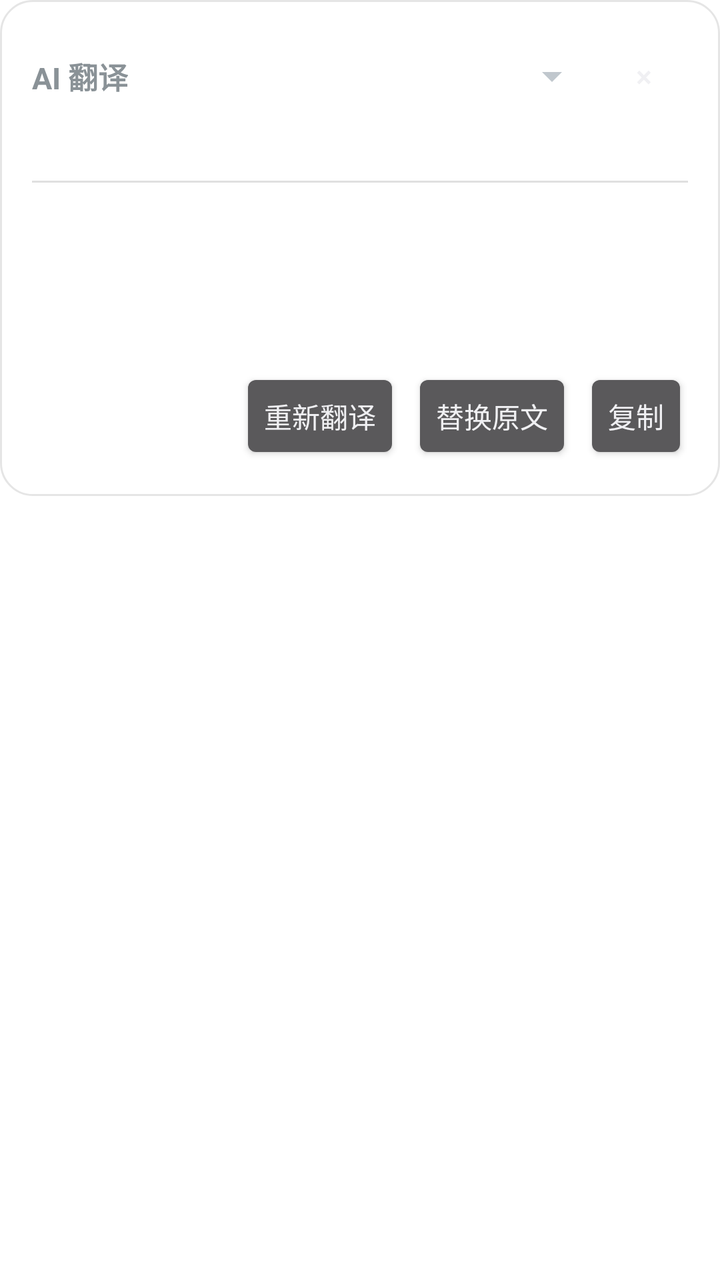
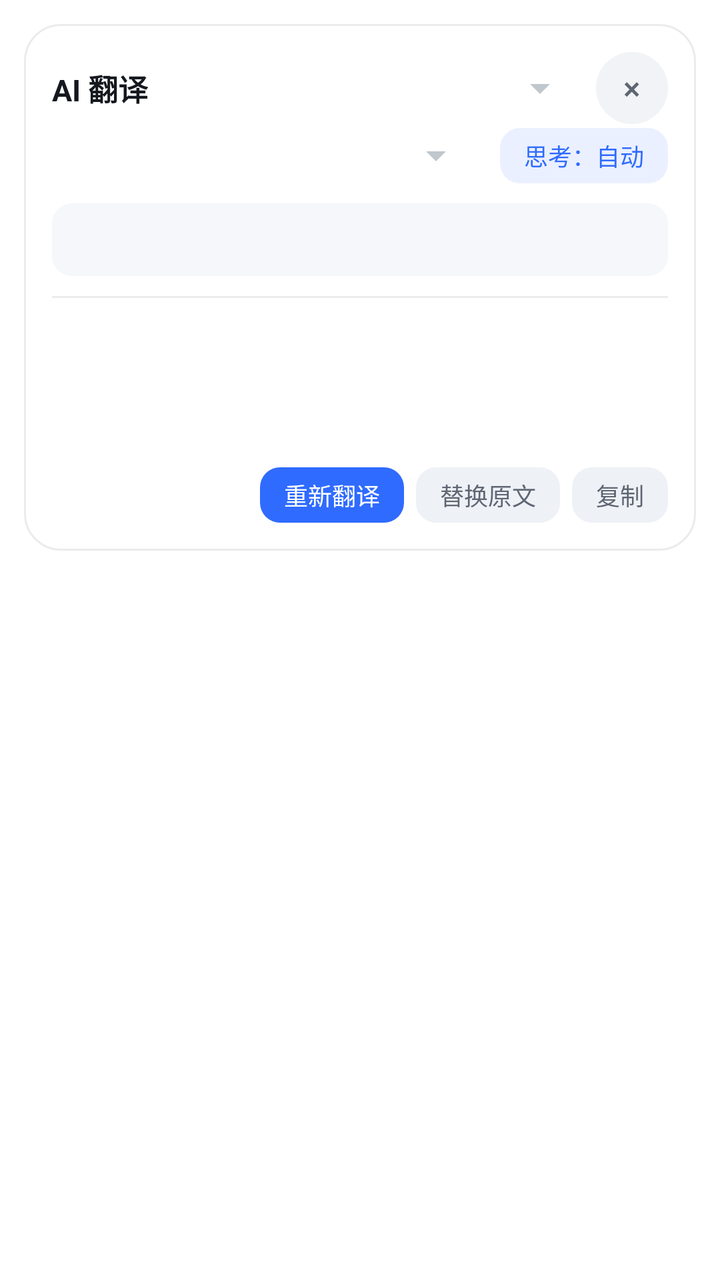

Two renders of the same Android screen: before a commit and after it. Below are the layout's source before the change and the commit's diff.
<!-- AndroidManifest.xml: activity theme Theme.LightTrans.Float -->
<!-- res/layout/activity_process_text.xml -->
<?xml version="1.0" encoding="utf-8"?>
<ScrollView xmlns:android="http://schemas.android.com/apk/res/android"
    android:layout_width="match_parent"
    android:layout_height="wrap_content"
    android:scrollbars="vertical">

    <LinearLayout
        android:layout_width="match_parent"
        android:layout_height="wrap_content"
        android:background="@drawable/bg_card"
        android:orientation="vertical"
        android:padding="16dp">

        <LinearLayout
            android:layout_width="match_parent"
            android:layout_height="wrap_content"
            android:gravity="center_vertical"
            android:orientation="horizontal">

            <TextView
                android:layout_width="wrap_content"
                android:layout_height="wrap_content"
                android:text="AI 翻译"
                android:textSize="15sp"
                android:textStyle="bold" />

            <Spinner
                android:id="@+id/spEngine"
                android:layout_width="0dp"
                android:layout_height="wrap_content"
                android:layout_weight="1"
                android:layout_marginStart="8dp" />

            <Button
                android:id="@+id/btnClose"
                android:layout_width="44dp"
                android:layout_height="44dp"
                android:background="?android:attr/selectableItemBackground"
                android:minWidth="0dp"
                android:text="×"
                android:textSize="15sp" />
        </LinearLayout>

        <TextView
            android:id="@+id/tvSrc"
            android:layout_width="match_parent"
            android:layout_height="wrap_content"
            android:layout_marginTop="4dp"
            android:ellipsize="end"
            android:maxLines="3"
            android:textColor="#8A8A8A"
            android:textSize="12sp" />

        <View
            android:layout_width="match_parent"
            android:layout_height="1dp"
            android:layout_marginTop="10dp"
            android:layout_marginBottom="10dp"
            android:background="#1F000000" />

        <TextView
            android:id="@+id/tvDst"
            android:layout_width="match_parent"
            android:layout_height="wrap_content"
            android:lineSpacingExtra="3dp"
            android:minHeight="48dp"
            android:textColor="#111111"
            android:textIsSelectable="true"
            android:textSize="17sp" />

        <TextView
            android:id="@+id/tvStatus"
            android:layout_width="match_parent"
            android:layout_height="wrap_content"
            android:layout_marginTop="10dp"
            android:textColor="#9A9A9A"
            android:textSize="11sp" />

        <LinearLayout
            android:id="@+id/boxResults"
            android:layout_width="match_parent"
            android:layout_height="wrap_content"
            android:orientation="vertical"
            android:visibility="gone" />

        <LinearLayout
            android:layout_width="match_parent"
            android:layout_height="wrap_content"
            android:layout_marginTop="10dp"
            android:gravity="end"
            android:orientation="horizontal">

            <Button
                android:id="@+id/btnRetry"
                style="?android:attr/buttonStyleSmall"
                android:layout_width="wrap_content"
                android:layout_height="wrap_content"
                android:text="重新翻译" />

            <Button
                android:id="@+id/btnReplace"
                style="?android:attr/buttonStyleSmall"
                android:layout_width="wrap_content"
                android:layout_height="wrap_content"
                android:layout_marginStart="6dp"
                android:text="替换原文" />

            <Button
                android:id="@+id/btnCopy"
                style="?android:attr/buttonStyleSmall"
                android:layout_width="wrap_content"
                android:layout_height="wrap_content"
                android:layout_marginStart="6dp"
                android:text="复制" />
        </LinearLayout>
    </LinearLayout>
</ScrollView>
<!-- resources referenced by this layout -->
<resources>
  <!-- drawable bg_card (drawable) -->
  <?xml version="1.0" encoding="utf-8"?>
  <shape xmlns:android="http://schemas.android.com/apk/res/android" android:shape="rectangle">
      <solid android:color="@android:color/white" />
      <corners android:radius="16dp" />
      <stroke android:width="1dp" android:color="#1A000000" />
  </shape>
  <style name="Theme.LightTrans.Float" parent="@android:style/Theme.DeviceDefault.Dialog">
          <item name="android:windowIsFloating">true</item>
          <item name="android:windowBackground">@android:color/transparent</item>
          <item name="android:windowNoTitle">true</item>
          <item name="android:backgroundDimEnabled">false</item>
          <item name="android:windowCloseOnTouchOutside">true</item>
          <item name="android:windowAnimationStyle">@android:style/Animation.Dialog</item>
          <item name="android:windowMinWidthMajor">92%</item>
          <item name="android:windowMinWidthMinor">92%</item>
      </style>
</resources>

<!-- the commit's change to res/layout/activity_process_text.xml (unified diff, before → after) -->
@@ -4,114 +4,164 @@
     android:layout_height="wrap_content"
     android:scrollbars="vertical">
 
-    <LinearLayout
+    <FrameLayout
         android:layout_width="match_parent"
         android:layout_height="wrap_content"
-        android:background="@drawable/bg_card"
-        android:orientation="vertical"
-        android:padding="16dp">
+        android:padding="12dp">
 
         <LinearLayout
             android:layout_width="match_parent"
             android:layout_height="wrap_content"
-            android:gravity="center_vertical"
-            android:orientation="horizontal">
+            android:background="@drawable/bg_card"
+            android:elevation="10dp"
+            android:orientation="vertical"
+            android:padding="14dp">
+
+            
+            <LinearLayout
+                android:layout_width="match_parent"
+                android:layout_height="wrap_content"
+                android:gravity="center_vertical"
+                android:orientation="horizontal">
+
+                <TextView
+                    android:layout_width="wrap_content"
+                    android:layout_height="wrap_content"
+                    android:text="AI 翻译"
+                    android:textColor="@color/text_main"
+                    android:textSize="15sp"
+                    android:textStyle="bold" />
+
+                <Spinner
+                    android:id="@+id/spEngine"
+                    android:layout_width="0dp"
+                    android:layout_height="wrap_content"
+                    android:layout_marginStart="10dp"
+                    android:layout_weight="1" />
+
+                <Button
+                    android:id="@+id/btnClose"
+                    android:layout_width="36dp"
+                    android:layout_height="36dp"
+                    android:layout_marginStart="4dp"
+                    android:background="@drawable/bg_circle"
+                    android:minWidth="0dp"
+                    android:minHeight="0dp"
+                    android:padding="0dp"
+                    android:stateListAnimator="@null"
+                    android:text="×"
+                    android:textColor="@color/text_sub"
+                    android:textSize="16sp" />
+            </LinearLayout>
+
+            
+            <LinearLayout
+                android:layout_width="match_parent"
+                android:layout_height="wrap_content"
+                android:layout_marginTop="2dp"
+                android:gravity="center_vertical"
+                android:orientation="horizontal">
+
+                <Spinner
+                    android:id="@+id/spStyle"
+                    android:layout_width="0dp"
+                    android:layout_height="wrap_content"
+                    android:layout_weight="1" />
+
+                <Button
+                    android:id="@+id/btnThink"
+                    style="@style/Btn.Small"
+                    android:layout_marginStart="8dp"
+                    android:text="思考：自动" />
+            </LinearLayout>
 
             <TextView
-                android:layout_width="wrap_content"
+                android:id="@+id/tvSrc"
+                android:layout_width="match_parent"
                 android:layout_height="wrap_content"
-                android:text="AI 翻译"
-                android:textSize="15sp"
-                android:textStyle="bold" />
+                android:layout_marginTop="10dp"
+                android:background="@drawable/bg_soft"
+                android:ellipsize="end"
+                android:maxLines="3"
+                android:padding="10dp"
+                android:textColor="@color/text_sub"
+                android:textSize="12sp" />
 
-            <Spinner
-                android:id="@+id/spEngine"
-                android:layout_width="0dp"
+            <View
+                android:layout_width="match_parent"
+                android:layout_height="1dp"
+                android:layout_marginTop="10dp"
+                android:layout_marginBottom="8dp"
+                android:background="@color/divider" />
+
+            <TextView
+                android:id="@+id/tvThink"
+                android:layout_width="match_parent"
                 android:layout_height="wrap_content"
-                android:layout_weight="1"
-                android:layout_marginStart="8dp" />
+                android:layout_marginBottom="6dp"
+                android:ellipsize="end"
+                android:maxLines="6"
+                android:textColor="@color/text_hint"
+                android:textSize="12sp"
+                android:visibility="gone" />
 
-            <Button
-                android:id="@+id/btnClose"
-                android:layout_width="44dp"
-                android:layout_height="44dp"
-                android:background="?android:attr/selectableItemBackground"
-                android:minWidth="0dp"
-                android:text="×"
-                android:textSize="15sp" />
+            <TextView
+                android:id="@+id/tvDst"
+                android:layout_width="match_parent"
+                android:layout_height="wrap_content"
+                android:lineSpacingExtra="4dp"
+                android:minHeight="44dp"
+                android:textColor="@color/text_main"
+                android:textIsSelectable="true"
+                android:textSize="17sp" />
+
+            <TextView
+                android:id="@+id/tvStatus"
+                android:layout_width="match_parent"
+                android:layout_height="wrap_content"
+                android:layout_marginTop="8dp"
+                android:textColor="@color/text_hint"
+                android:textSize="11sp" />
+
+            <LinearLayout
+                android:id="@+id/boxResults"
+                android:layout_width="match_parent"
+                android:layout_height="wrap_content"
+                android:layout_marginTop="4dp"
+                android:orientation="vertical"
+                android:visibility="gone" />
+
+            
+            <LinearLayout
+                android:layout_width="match_parent"
+                android:layout_height="wrap_content"
+                android:layout_marginTop="10dp"
+                android:gravity="end"
+                android:orientation="horizontal">
+
+                <Button
+                    android:id="@+id/btnRetry"
+                    style="@style/Btn.Small"
+                    android:background="@drawable/btn_primary"
+                    android:textColor="#FFFFFF"
+                    android:text="重新翻译" />
+
+                <Button
+                    android:id="@+id/btnReplace"
+                    style="@style/Btn.Small"
+                    android:layout_marginStart="6dp"
+                    android:background="@drawable/btn_plain"
+                    android:textColor="@color/text_sub"
+                    android:text="替换原文" />
+
+                <Button
+                    android:id="@+id/btnCopy"
+                    style="@style/Btn.Small"
+                    android:layout_marginStart="6dp"
+                    android:background="@drawable/btn_plain"
+                    android:textColor="@color/text_sub"
+                    android:text="复制" />
+            </LinearLayout>
         </LinearLayout>
-
-        <TextView
-            android:id="@+id/tvSrc"
-            android:layout_width="match_parent"
-            android:layout_height="wrap_content"
-            android:layout_marginTop="4dp"
-            android:ellipsize="end"
-            android:maxLines="3"
-            android:textColor="#8A8A8A"
-            android:textSize="12sp" />
-
-        <View
-            android:layout_width="match_parent"
-            android:layout_height="1dp"
-            android:layout_marginTop="10dp"
-            android:layout_marginBottom="10dp"
-            android:background="#1F000000" />
-
-        <TextView
-            android:id="@+id/tvDst"
-            android:layout_width="match_parent"
-            android:layout_height="wrap_content"
-            android:lineSpacingExtra="3dp"
-            android:minHeight="48dp"
-            android:textColor="#111111"
-            android:textIsSelectable="true"
-            android:textSize="17sp" />
-
-        <TextView
-            android:id="@+id/tvStatus"
-            android:layout_width="match_parent"
-            android:layout_height="wrap_content"
-            android:layout_marginTop="10dp"
-            android:textColor="#9A9A9A"
-            android:textSize="11sp" />
-
-        <LinearLayout
-            android:id="@+id/boxResults"
-            android:layout_width="match_parent"
-            android:layout_height="wrap_content"
-            android:orientation="vertical"
-            android:visibility="gone" />
-
-        <LinearLayout
-            android:layout_width="match_parent"
-            android:layout_height="wrap_content"
-            android:layout_marginTop="10dp"
-            android:gravity="end"
-            android:orientation="horizontal">
-
-            <Button
-                android:id="@+id/btnRetry"
-                style="?android:attr/buttonStyleSmall"
-                android:layout_width="wrap_content"
-                android:layout_height="wrap_content"
-                android:text="重新翻译" />
-
-            <Button
-                android:id="@+id/btnReplace"
-                style="?android:attr/buttonStyleSmall"
-                android:layout_width="wrap_content"
-                android:layout_height="wrap_content"
-                android:layout_marginStart="6dp"
-                android:text="替换原文" />
-
-            <Button
-                android:id="@+id/btnCopy"
-                style="?android:attr/buttonStyleSmall"
-                android:layout_width="wrap_content"
-                android:layout_height="wrap_content"
-                android:layout_marginStart="6dp"
-                android:text="复制" />
-        </LinearLayout>
-    </LinearLayout>
+    </FrameLayout>
 </ScrollView>
<!-- resource entries referenced after the edit -->
@@ -1,12 +1,75 @@
 <!-- resources referenced by this layout -->
 <resources>
+  <color name="divider">#14000000</color>
+  <color name="text_hint">#9AA1AE</color>
+  <color name="text_main">#15181E</color>
+  <color name="text_sub">#5F6673</color>
   <!-- drawable bg_card (drawable) -->
   <?xml version="1.0" encoding="utf-8"?>
   <shape xmlns:android="http://schemas.android.com/apk/res/android" android:shape="rectangle">
-      <solid android:color="@android:color/white" />
-      <corners android:radius="16dp" />
-      <stroke android:width="1dp" android:color="#1A000000" />
+      <solid android:color="@color/surface" />
+      <corners android:radius="18dp" />
+      <stroke android:width="1dp" android:color="#14000000" />
   </shape>
+  <!-- drawable bg_circle (drawable) -->
+  <?xml version="1.0" encoding="utf-8"?>
+  <ripple xmlns:android="http://schemas.android.com/apk/res/android" android:color="#1A000000">
+      <item>
+          <shape android:shape="oval">
+              <solid android:color="#F1F3F7" />
+          </shape>
+      </item>
+      <item android:id="@android:id/mask">
+          <shape android:shape="oval">
+              <solid android:color="#FFFFFF" />
+          </shape>
+      </item>
+  </ripple>
+  <!-- drawable bg_soft (drawable) -->
+  <?xml version="1.0" encoding="utf-8"?>
+  <shape xmlns:android="http://schemas.android.com/apk/res/android" android:shape="rectangle">
+      <solid android:color="#F5F7FB" />
+      <corners android:radius="10dp" />
+  </shape>
+  <!-- drawable btn_plain (drawable) -->
+  <?xml version="1.0" encoding="utf-8"?>
+  <ripple xmlns:android="http://schemas.android.com/apk/res/android" android:color="#1A000000">
+      <item>
+          <shape android:shape="rectangle">
+              <solid android:color="#EEF1F6" />
+              <corners android:radius="10dp" />
+          </shape>
+      </item>
+      <item android:id="@android:id/mask">
+          <shape android:shape="rectangle">
+              <solid android:color="#FFFFFF" />
+              <corners android:radius="10dp" />
+          </shape>
+      </item>
+  </ripple>
+  <!-- drawable btn_primary (drawable) -->
+  <?xml version="1.0" encoding="utf-8"?>
+  <ripple xmlns:android="http://schemas.android.com/apk/res/android" android:color="#33FFFFFF">
+      <item>
+          <shape android:shape="rectangle">
+              <solid android:color="@color/primary" />
+              <corners android:radius="10dp" />
+          </shape>
+      </item>
+      <item android:id="@android:id/mask">
+          <shape android:shape="rectangle">
+              <solid android:color="#FFFFFF" />
+              <corners android:radius="10dp" />
+          </shape>
+      </item>
+  </ripple>
+  <style name="Btn.Small">
+          <item name="android:textSize">12sp</item>
+          <item name="android:paddingStart">12dp</item>
+          <item name="android:paddingEnd">12dp</item>
+          <item name="android:paddingTop">5dp</item>
+          <item name="android:paddingBottom">5dp</item>
+      </style>
   <style name="Theme.LightTrans.Float" parent="@android:style/Theme.DeviceDefault.Dialog">
           <item name="android:windowIsFloating">true</item>
           <item name="android:windowBackground">@android:color/transparent</item>
@@ -17,5 +80,7 @@
           <item name="android:windowMinWidthMajor">92%</item>
           <item name="android:windowMinWidthMinor">92%</item>
       </style>
+  <color name="surface">#FFFFFF</color>
+  <color name="primary">#2F6BFF</color>
 </resources>
 
